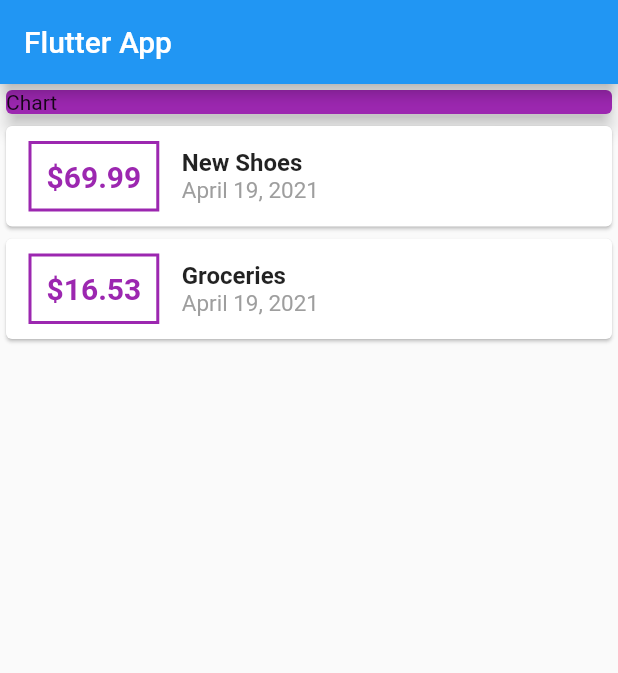
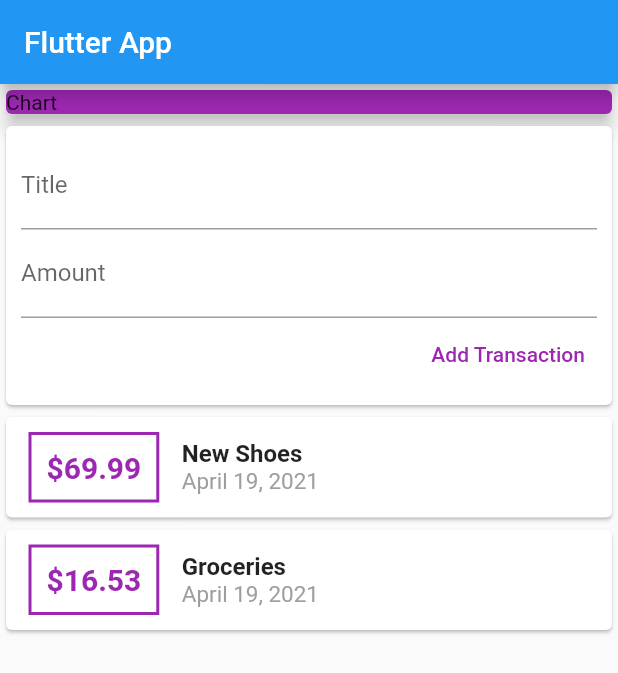
Before and after one commit to bkalil7/personal-expenses-app, a Flutter app: the screen it shows after launch, on a phone screen of 412 x 824 dp. Shown: the top 673 px of the screen. Run offline on Flutter 3.47's test engine with Material 2 defaults, Android fonts, the phone set to English and light mode, and no system bars.

Commit message:
Add button to 'add transactions' and style the TextInput widgtes

```diff
--- a/lib/main.dart
+++ b/lib/main.dart
@@ -48,6 +48,31 @@ class MyHomePage extends StatelessWidget {
               color: Colors.purple,
               child: Text("Chart"),
               elevation: 5,
+            ),
+          ),
+          Card(
+            child: Container(
+              padding: EdgeInsets.all(10),
+              child: Column(
+                crossAxisAlignment: CrossAxisAlignment.end,
+                children: <Widget>[
+                  TextField(
+                    decoration: InputDecoration(labelText: "Title"),
+                  ),
+                  TextField(
+                    decoration: InputDecoration(labelText: "Amount"),
+                  ),
+                  TextButton(
+                    child: Text(
+                      "Add Transaction",
+                    ),
+                    style: TextButton.styleFrom(
+                      primary: Colors.purple,
+                    ),
+                    onPressed: () {},
+                  )
+                ],
+              ),
             ),
           ),
           Column(
```
